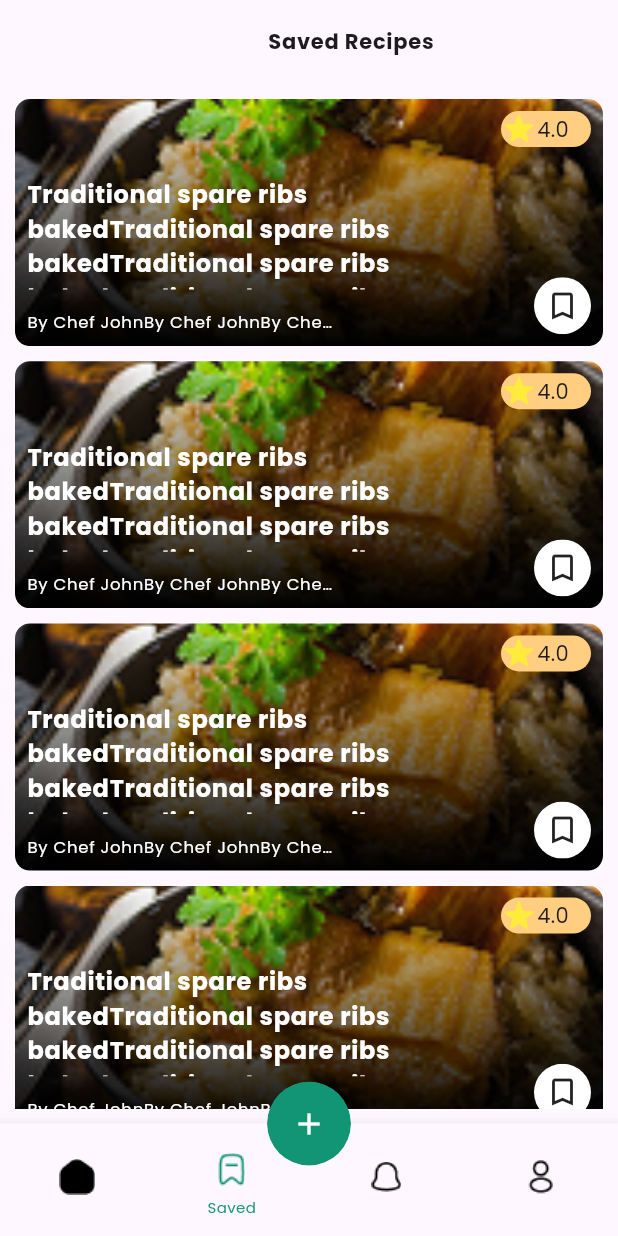
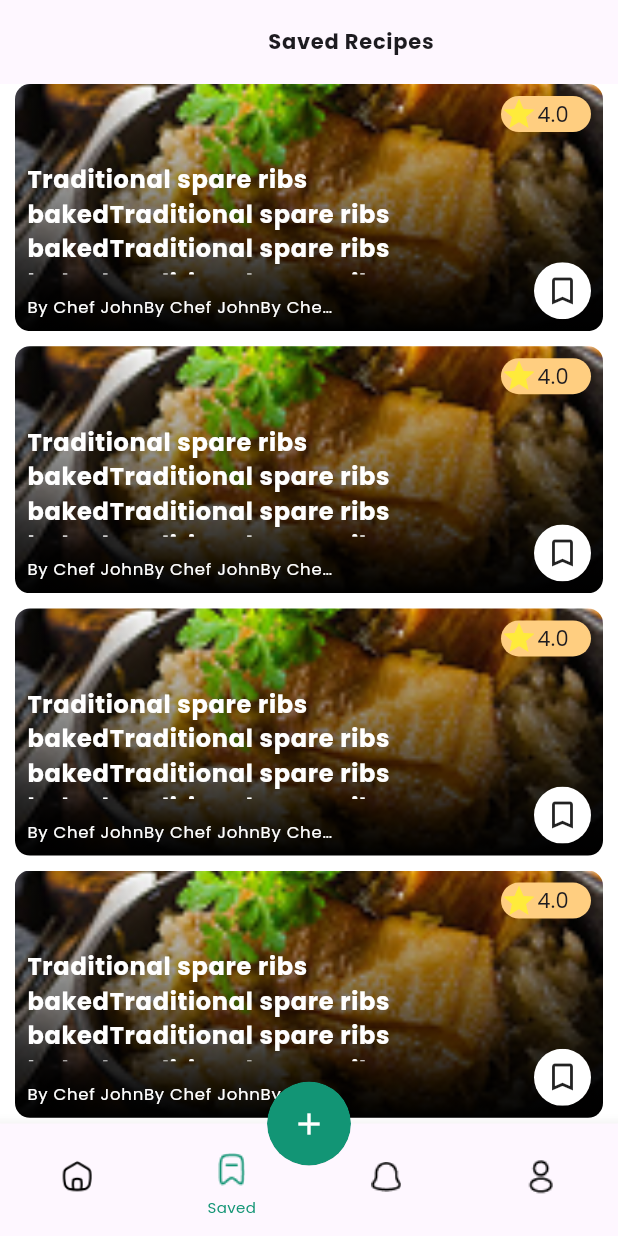
Before and after one commit to abdulrehman202/recipe_app, a Flutter app: the MainScreen screen opened directly, item 2 of the bottom bar chosen, on a phone screen of 412 x 824 dp. Run offline on Flutter 3.47's test engine with Material 3 defaults, Android fonts, the phone set to English and light mode, and no system bars; our stand-ins replace chips_choice, readmore.

Commit message:
UI 90% complete

```diff
--- a/lib/View/saved_recipe_screen.dart
+++ b/lib/View/saved_recipe_screen.dart
@@ -13,7 +13,7 @@ class SavedRecipeScreen extends StatelessWidget {
 
   Widget _body() {
     return Container(
-      margin: const EdgeInsets.all(10.0),
+      margin: const EdgeInsets.symmetric(horizontal: 10.0),
       height: double.infinity,
       child: SingleChildScrollView(
         child: Column(
--- a/lib/main.dart
+++ b/lib/main.dart
@@ -18,6 +18,7 @@ class MyApp extends StatelessWidget {
     return MaterialApp(
       title: 'Recipes',
     theme: ThemeData(
+      scaffoldBackgroundColor: Colors.white,
       fontFamily: Constants.FONT_NAME,
           textTheme: TextTheme(
               labelMedium: commonTextStyle.copyWith(
```
Also changed, not shown: assets/images/home.png.
